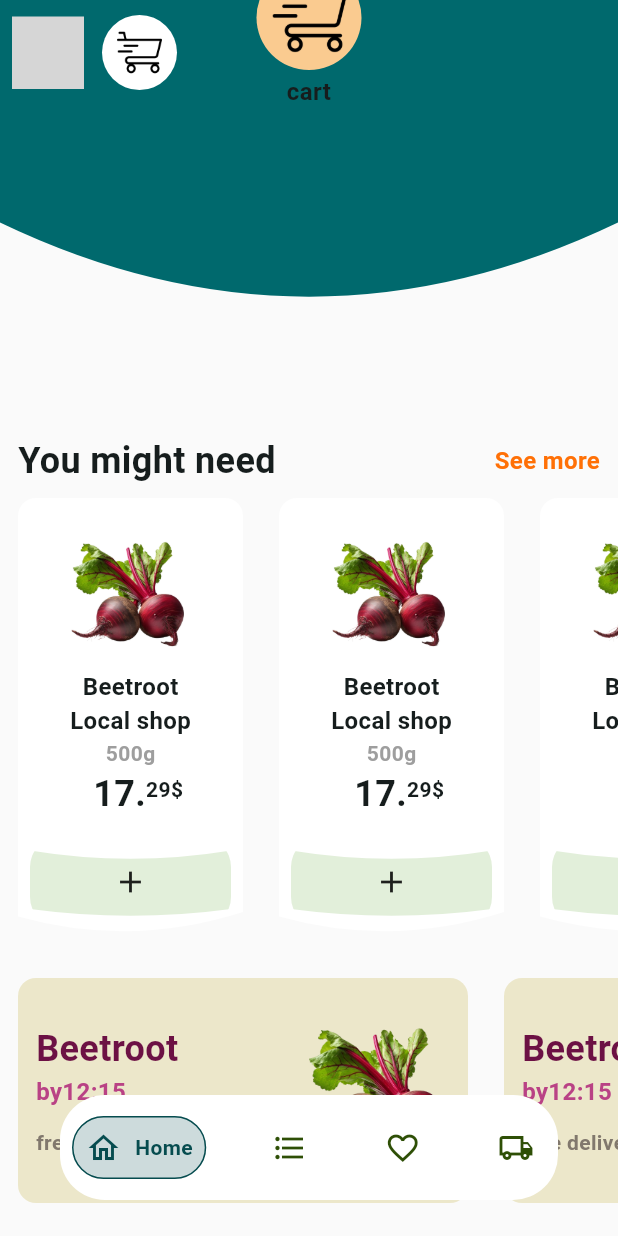
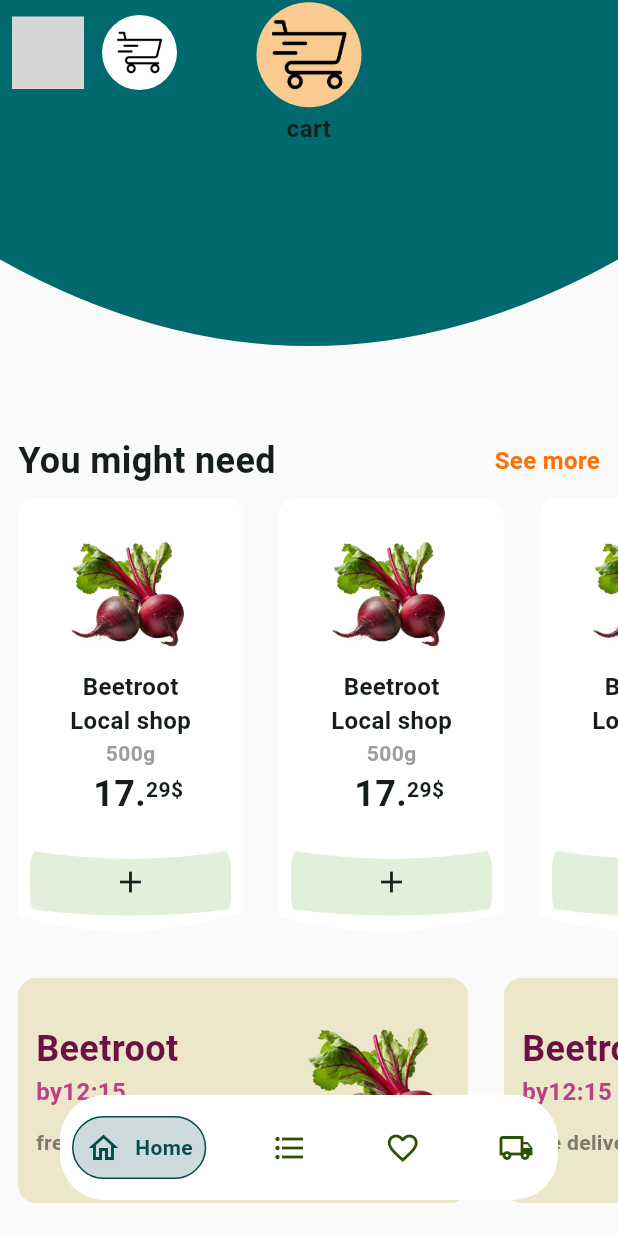
Before and after one commit to itsNassim/e-grocery, a Flutter app: the screen it shows after launch, on a phone screen of 412 x 824 dp. Run offline on Flutter 3.47's test engine with Material 3 defaults, Android fonts, the phone set to English and light mode, and no system bars; drawn by our look-alikes of google_nav_bar; missing offline and left inert: circular_motion, standard_searchbar; grey boxes are pictures that could not be loaded.

Commit message:
commit 2

```diff
--- a/user/lib/Backgrounds/backgound_1.dart
+++ b/user/lib/Backgrounds/backgound_1.dart
@@ -15,7 +15,7 @@ class FirstBackGround extends StatelessWidget {
         clipper: CustomBottomClipper(),
         child: Container(
           color: theme.primaryColor,
-          height: ScreenHeight * 0.3,
+          height: ScreenHeight * 0.35,
         ),
       ),
     );
--- a/user/lib/Pages/home_page.dart
+++ b/user/lib/Pages/home_page.dart
@@ -50,7 +50,7 @@ class _HomePageState extends State<HomePage> {
                             left: -80,
                             right: -80,
                             child: SizedBox(
-                              height: height * 0.56,
+                              height: height * 0.62,
                               width: width,
                               child: CircularMotion.builder(
                                 behavior: HitTestBehavior.translucent,
```
